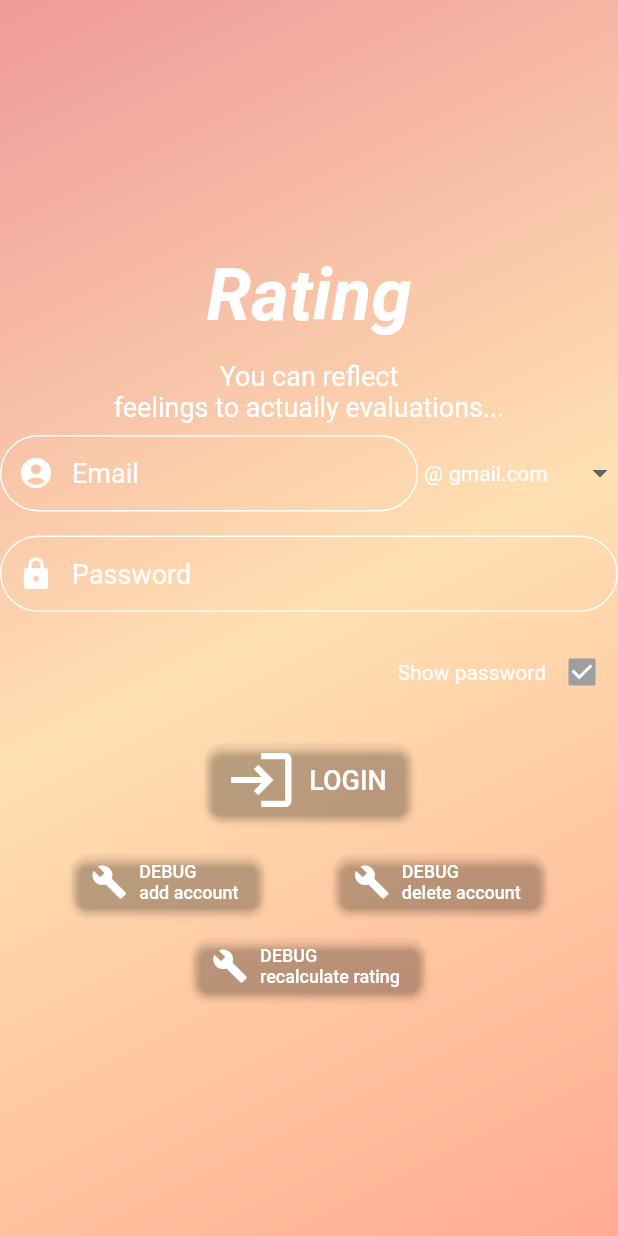
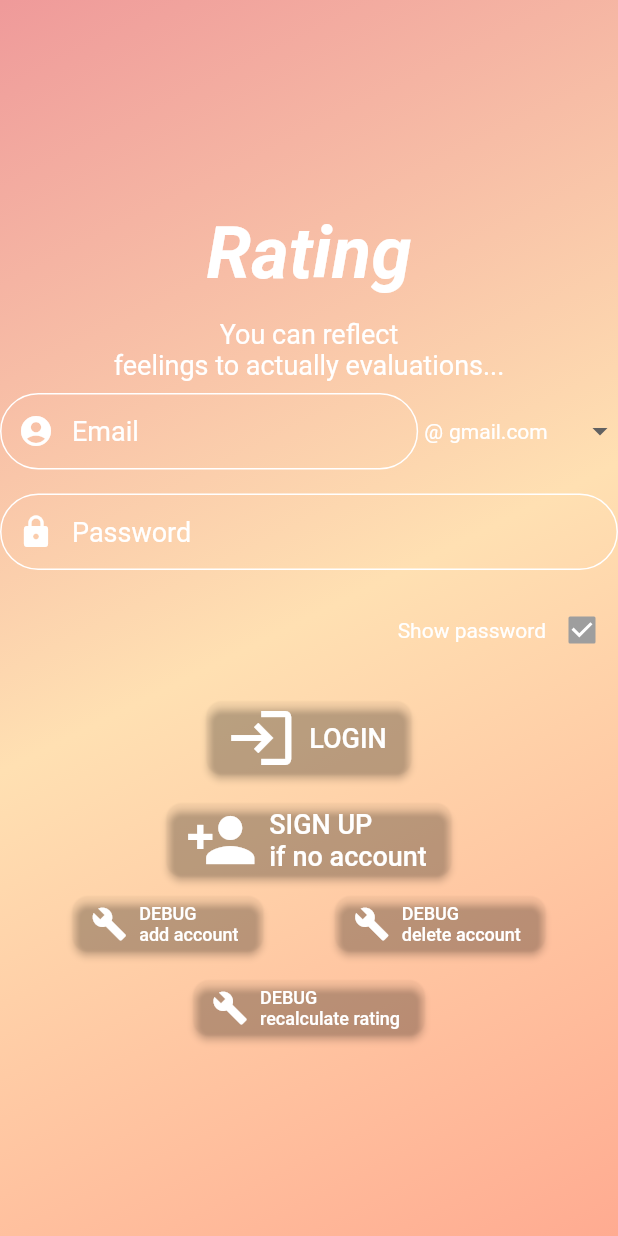
Before and after one commit to linnefromice/flutter_heart_app_02, a Flutter app: the screen it shows after launch, on a phone screen of 412 x 824 dp. Run offline on Flutter 3.47's test engine with Material 2 defaults, Android fonts, the phone set to English and light mode, and no system bars; our stand-ins replace cloud_firestore, connectivity, firebase_auth, firebase_core, flutter_hooks, freezed_annotation; missing offline and left inert: clipboard, fab_circular_menu; accounts and stored records are empty; generated files the repository leaves out were written again.

Commit message:
add button for signup

```diff
--- a/lib/screens/login_page.dart
+++ b/lib/screens/login_page.dart
@@ -72,10 +72,10 @@ class LoginPage extends HookWidget {
     }
   }
 
-  ElevatedButton _buildButtonRelatedAuthentication({final String label, final Function onPressed}) {
+  ElevatedButton _buildButtonRelatedAuthentication({final String label, final IconData iconData, final Function onPressed}) {
     return ElevatedButton.icon(
       icon: Icon(
-        Icons.login,
+        iconData,
         size: 48,
         color: Colors.white,
       ),
@@ -99,6 +99,7 @@ class LoginPage extends HookWidget {
 
   ElevatedButton _buildLoginButton(BuildContext context, TextEditingController localPartController, ValueNotifier<String> selectedDomain, TextEditingController passwordController) {
     return _buildButtonRelatedAuthentication(
+      iconData: Icons.login,
       label: "LOGIN",
       onPressed: () => _authenticate(
         context: context,
@@ -108,6 +109,15 @@ class LoginPage extends HookWidget {
       ),
     );
   }
+
+  ElevatedButton _buildSignUpButton(BuildContext context) {
+    return _buildButtonRelatedAuthentication(
+      iconData: Icons.person_add,
+      label: "SIGN UP\nif no account",
+      onPressed: () => {}
+    );
+  }
+
 
   TextField _buildPasswordField(TextEditingController passwordController, ValueNotifier<bool> _isObscureText) {
     return TextField(
@@ -240,6 +250,10 @@ class LoginPage extends HookWidget {
               ),
               Container(
                 margin: EdgeInsets.symmetric(vertical: 4.0),
+                child: _buildSignUpButton(context),
+              ),
+              Container(
+                margin: EdgeInsets.symmetric(vertical: 4.0),
                 child: Row(
                   mainAxisAlignment: MainAxisAlignment.spaceEvenly,
                   children: [
```
